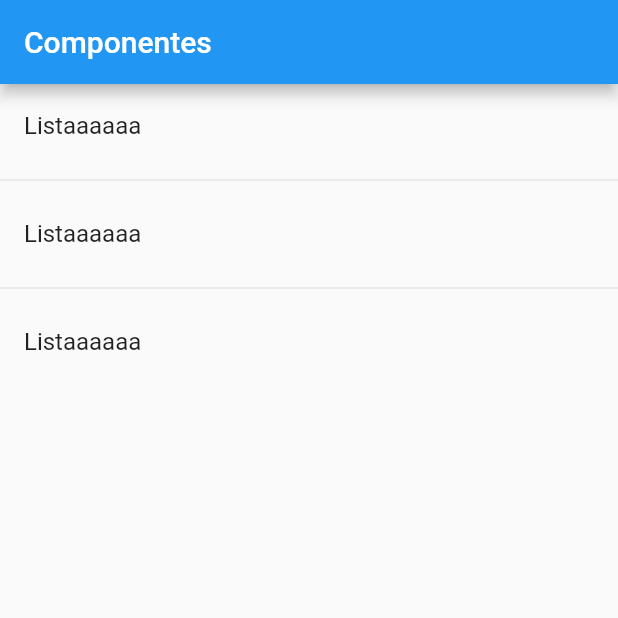
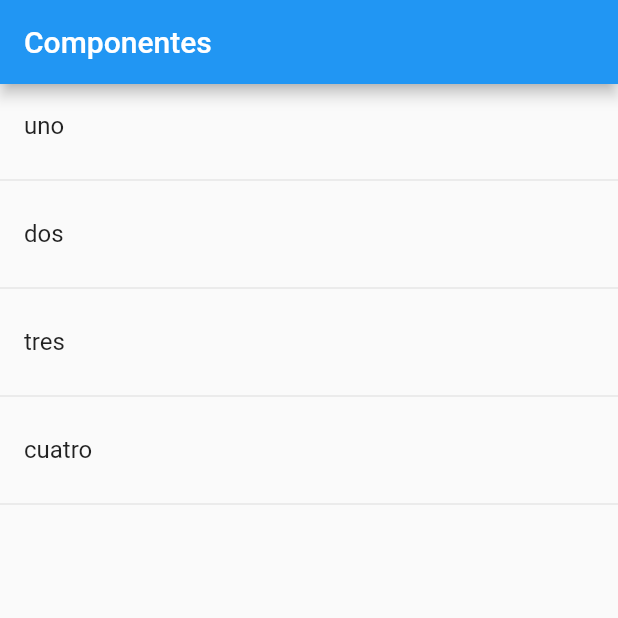
Before and after one commit to Marisabel-Condori/ejemplos-de-witgets-basics, a Flutter app: the screen it shows after launch, on a phone screen of 412 x 824 dp, the top half of it. Run offline on Flutter 3.47's test engine with Material 2 defaults, Android fonts, the phone set to English and light mode, and no system bars.

Commit message:
creando listas

```diff
--- a/lib/pages/home_temp.dart
+++ b/lib/pages/home_temp.dart
@@ -1,6 +1,7 @@
 import 'package:flutter/material.dart';
 
 class HomePageTemp extends StatelessWidget {
+  final opciones = ['uno', 'dos', 'tres', 'cuatro'];
 
   @override
   Widget build(BuildContext context) {
@@ -9,16 +10,23 @@ class HomePageTemp extends StatelessWidget {
         title: Text('Componentes'),
       ),
       body: ListView(
-        children: <Widget>[
-          ListTile(title: Text('Listaaaaaa')),
-          Divider(),
-          ListTile(title: Text('Listaaaaaa')),
-          Divider(),
-          ListTile(title: Text('Listaaaaaa')),
+        children: adicionaLista()
 
-        ],
       ),
 
     );
   }
+
+  List adicionaLista(){
+     List<Widget> lista = new List<Widget>();
+     for (var i in opciones) {
+       final devolverLista = ListTile(
+         title: Text(i),
+       );
+       lista..add(devolverLista)
+            ..add(Divider());
+     }
+     return lista;
+  }
+
 }
```
